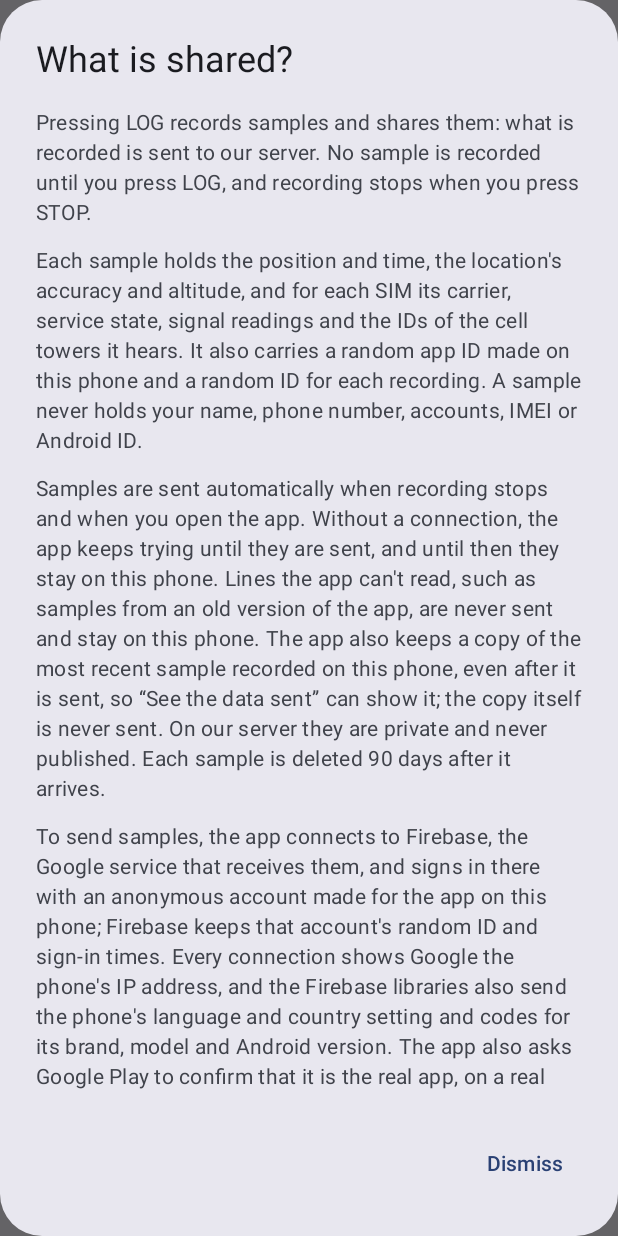
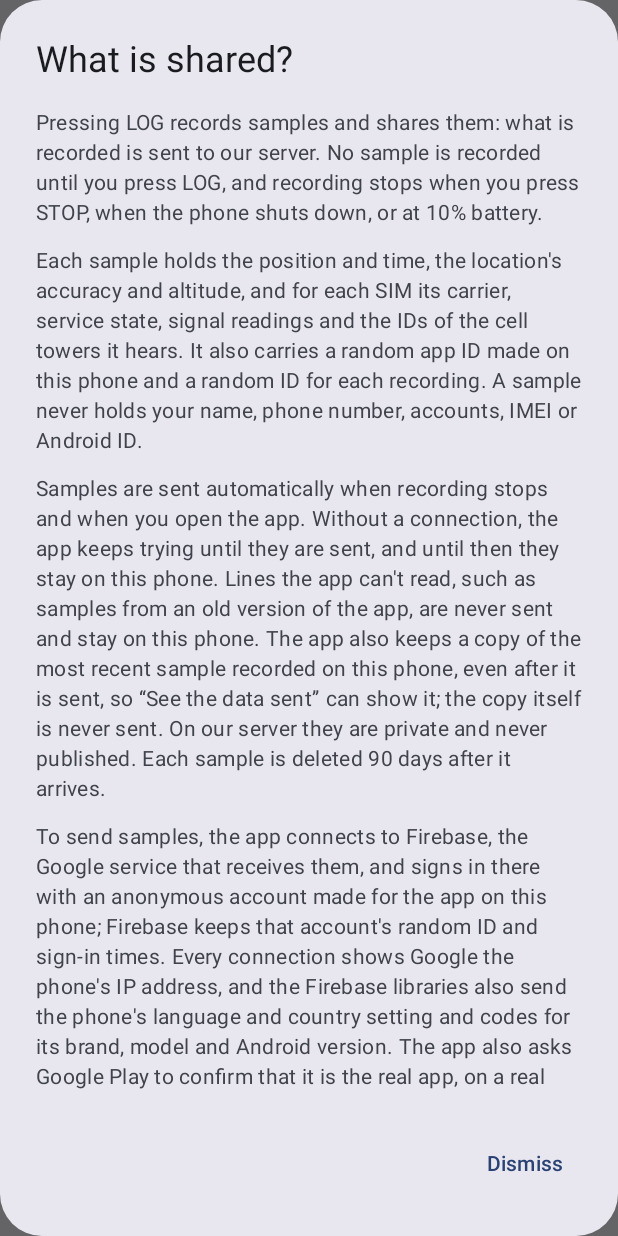
Before and after one commit to alexandreffaria/tem-sinal, an Android app built with Jetpack Compose: the screen it shows after launch (MainActivity), after a tap on "What is shared?", on a phone screen of 412 x 824 dp. Run offline under Robolectric (Android 15) with nearby library versions, the phone set to English and light mode, and no system bars; 1 statement that could not run was skipped.

Commit message:
Say recording also stops at shutdown and 10% battery
Co-Authored-By: Claude Opus 5.5 (1M context) <noreply@anthropic.com>

```diff
--- a/app/src/main/res/values/strings.xml
+++ b/app/src/main/res/values/strings.xml
@@ -32,7 +32,7 @@
     <string name="dismiss">Dismiss</string>
 
     <string name="what_is_shared">What is shared?</string>
-    <string name="sharing_recording">Pressing %1$s records samples and shares them: what is recorded is sent to our server. No sample is recorded until you press %1$s, and recording stops when you press %2$s.</string>
+    <string name="sharing_recording">Pressing %1$s records samples and shares them: what is recorded is sent to our server. No sample is recorded until you press %1$s, and recording stops when you press %2$s, when the phone shuts down, or at 10%% battery.</string>
     <string name="sharing_sample">Each sample holds the position and time, the location\'s accuracy and altitude, and for each SIM its carrier, service state, signal readings and the IDs of the cell towers it hears. It also carries a random app ID made on this phone and a random ID for each recording. A sample never holds your name, phone number, accounts, IMEI or Android ID.</string>
     <string name="sharing_server">Samples are sent automatically when recording stops and when you open the app. Without a connection, the app keeps trying until they are sent, and until then they stay on this phone. Lines the app can\'t read, such as samples from an old version of the app, are never sent and stay on this phone. The app also keeps a copy of the most recent sample recorded on this phone, even after it is sent, so “See the data sent” can show it; the copy itself is never sent. On our server they are private and never published. Each sample is deleted 90 days after it arrives.</string>
     <string name="sharing_firebase">To send samples, the app connects to Firebase, the Google service that receives them, and signs in there with an anonymous account made for the app on this phone; Firebase keeps that account\'s random ID and sign-in times. Every connection shows Google the phone\'s IP address, and the Firebase libraries also send the phone\'s language and country setting and codes for its brand, model and Android version. The app also asks Google Play to confirm that it is the real app, on a real phone.</string>
```
Also changed, not shown: 1 other file.
